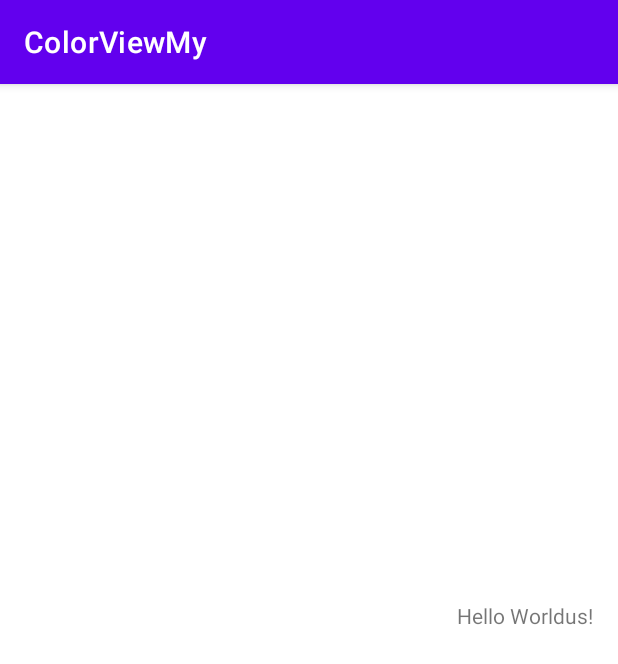
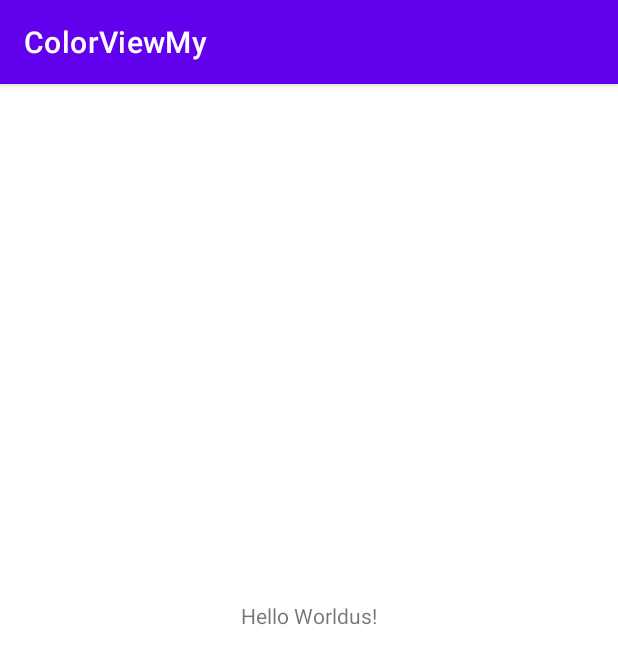
Before and after one commit to San4ito/udacity_color_view, an Android app: the screen it shows after launch (MainActivity), on a phone screen of 412 x 824 dp. Shown: the top 664 px of the screen. Run offline under Robolectric (Android 15) with nearby library versions, the phone set to English and light mode, and no system bars.

Commit message:
from win10 pc

```diff
--- a/app/build.gradle
+++ b/app/build.gradle
@@ -39,7 +39,7 @@ dependencies {
     implementation 'androidx.appcompat:appcompat:1.3.1'
     implementation 'com.google.android.material:material:1.4.0'
     implementation 'androidx.constraintlayout:constraintlayout:2.1.0'
-    testImplementation 'junit:junit:4.+'
+    testImplementation 'junit:junit:4.13.2'
     androidTestImplementation 'androidx.test.ext:junit:1.1.3'
     androidTestImplementation 'androidx.test.espresso:espresso-core:3.4.0'
 }
--- a/app/src/main/res/layout/activity_main.xml
+++ b/app/src/main/res/layout/activity_main.xml
@@ -11,7 +11,7 @@
             android:layout_height="wrap_content"
             android:text="Hello Worldus!"
             app:layout_constraintBottom_toBottomOf="parent"
-            app:layout_constraintHorizontal_bias="0.949"
+            app:layout_constraintHorizontal_bias="0.5"
             app:layout_constraintStart_toStartOf="parent"
             app:layout_constraintEnd_toEndOf="parent" app:layout_constraintTop_toTopOf="parent"
             app:layout_constraintVertical_bias="0.46"/>
```
Also changed, not shown: 1 other file.
